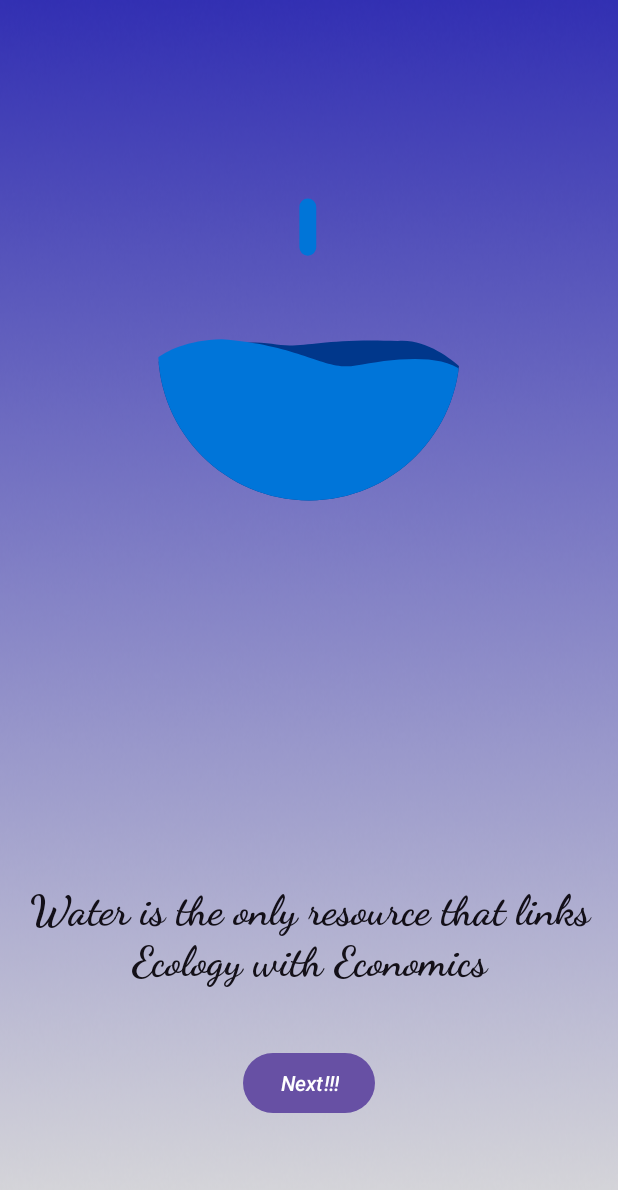
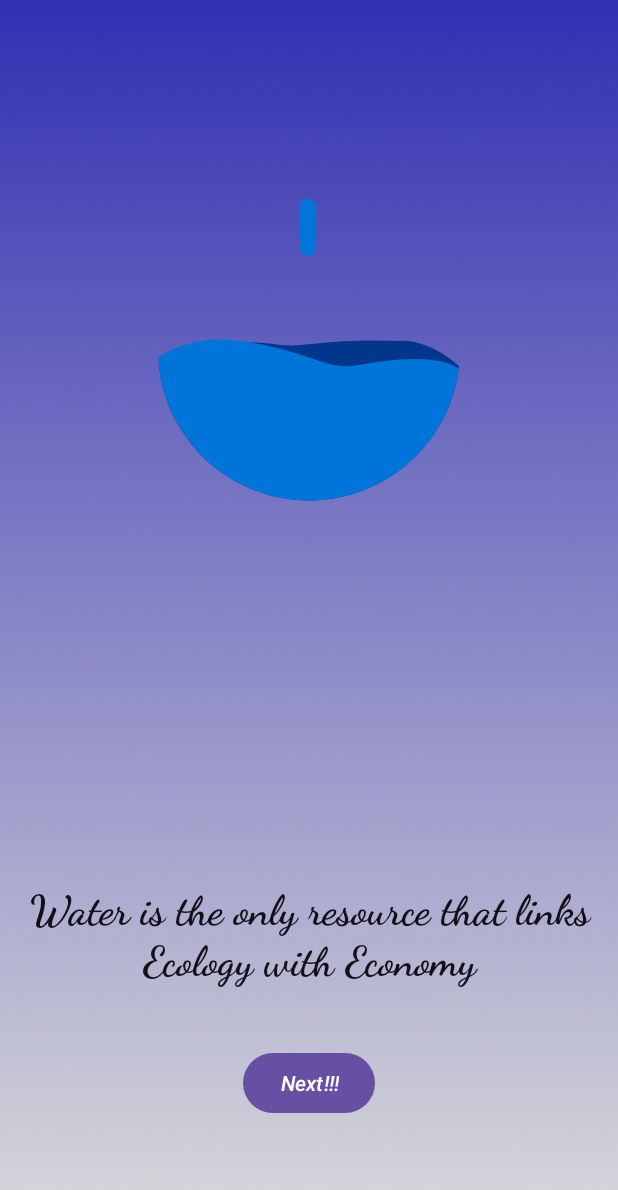
Before and after one commit to Code-X-Novas/JalSanket, an Android app: the Intropage screen opened directly, with no data from a screen before it, on a phone screen of 412 x 824 dp. Shown: the top 1190 px of the screen. Run offline under Robolectric (Android 15) with nearby library versions, the phone set to English and light mode, and no system bars.

Commit message:
commit by Akash 1-10-23

```diff
--- a/app/src/main/res/layout/activity_intropage.xml
+++ b/app/src/main/res/layout/activity_intropage.xml
@@ -42,7 +42,7 @@
         android:layout_centerHorizontal="true"
         android:layout_marginBottom="40dp"
         android:fontFamily="cursive"
-        android:text="Water is the only resource that links Ecology with Economics"
+        android:text="Water is the only resource that links Ecology with Economy"
         android:textAlignment="center"
         android:textColor="#E9040007"
         android:textSize="28dp"
```
